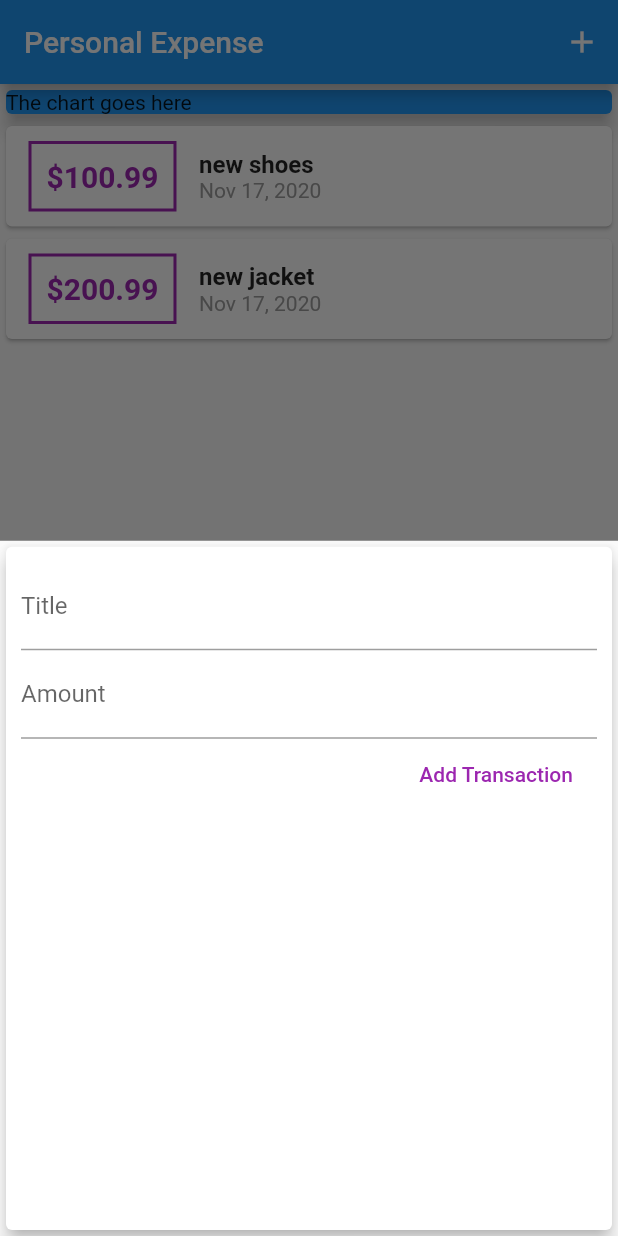
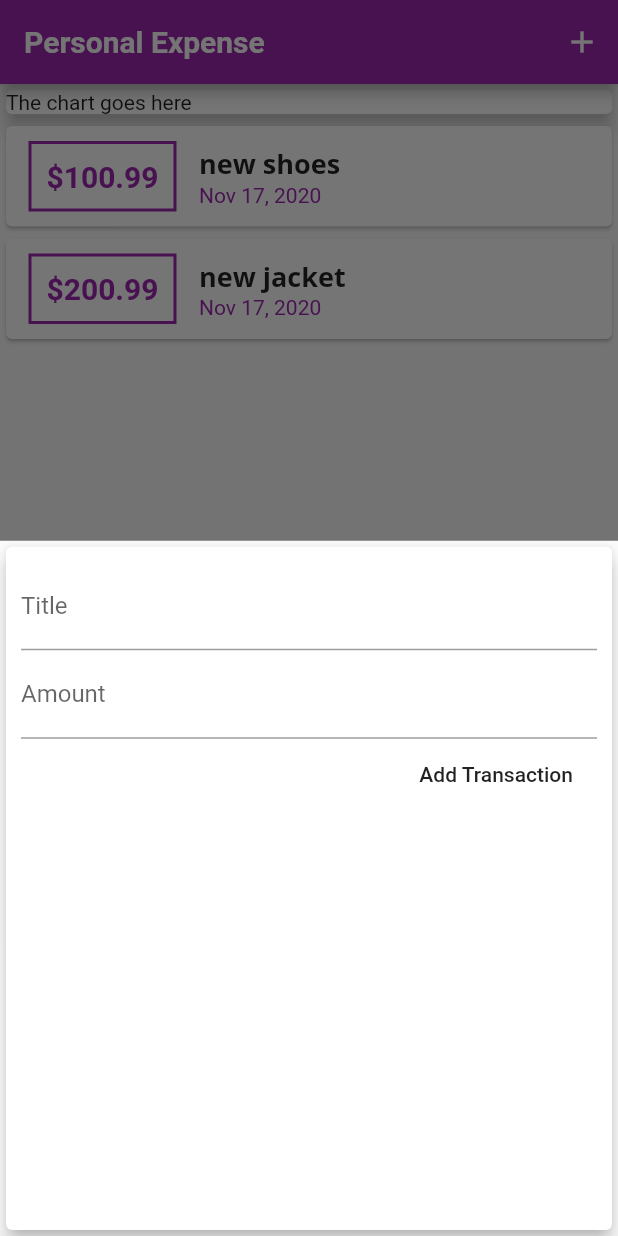
Before and after one commit to RahatIbnRafiq/FlutterProjects, a Flutter app: the screen it shows after launch, after a tap on the "add" icon, on a phone screen of 412 x 824 dp. Run offline on Flutter 3.47's test engine with Material 2 defaults, Android fonts, the light colour scheme and no system bars; Roboto replaces fonts that are missing (OepnSans).

Commit message:
adding text themes

```diff
--- a/personal_expense/lib/main.dart
+++ b/personal_expense/lib/main.dart
@@ -13,6 +13,26 @@ class MyApp extends StatelessWidget {
   Widget build(BuildContext context) {
     return MaterialApp(
       title: 'Flutter App',
+      theme: ThemeData(
+        primarySwatch: Colors.purple,
+        accentColor: Colors.amber,
+        fontFamily: 'Quicksand',
+        textTheme: ThemeData.light().textTheme.copyWith(
+              title: TextStyle(
+                fontFamily: 'OpenSans',
+                fontWeight: FontWeight.bold,
+                fontSize: 18,
+              ),
+            ),
+        appBarTheme: AppBarTheme(
+            textTheme: ThemeData.light().textTheme.copyWith(
+                  title: TextStyle(
+                    fontFamily: 'OepnSans',
+                    fontSize: 20,
+                    fontWeight: FontWeight.bold,
+                  ),
+                )),
+      ),
       home: MyHomePage(),
     );
   }
@@ -73,7 +93,6 @@ class _MyHomePageState extends State<MyHomePage> {
           crossAxisAlignment: CrossAxisAlignment.stretch,
           children: [
             Card(
-              color: Colors.blue,
               child: Container(
                   width: double.infinity, child: Text("The chart goes here")),
               elevation: 5,
--- a/personal_expense/lib/widgets/new_transaction.dart
+++ b/personal_expense/lib/widgets/new_transaction.dart
@@ -1,11 +1,18 @@
 import 'package:flutter/material.dart';
 
-class NewTransaction extends StatelessWidget {
-  final titleController = TextEditingController();
-  final amountController = TextEditingController();
+class NewTransaction extends StatefulWidget {
   final Function addTransaction;
 
   NewTransaction(this.addTransaction);
+
+  @override
+  _NewTransactionState createState() => _NewTransactionState();
+}
+
+class _NewTransactionState extends State<NewTransaction> {
+  final titleController = TextEditingController();
+
+  final amountController = TextEditingController();
 
   void submitData() {
     final enteredTitle = titleController.text;
@@ -13,7 +20,8 @@ class NewTransaction extends StatelessWidget {
     if (enteredTitle.isEmpty || enteredAmount <= 0) {
       return;
     }
-    addTransaction(enteredTitle, enteredAmount);
+    widget.addTransaction(enteredTitle, enteredAmount);
+    Navigator.of(context).pop();
   }
 
   @override
@@ -32,13 +40,13 @@ class NewTransaction extends StatelessWidget {
             ),
             TextField(
               decoration: InputDecoration(labelText: 'Amount'),
+              keyboardType: TextInputType.number,
               controller: amountController,
               onSubmitted: (_) => submitData(),
             ),
             FlatButton(
               onPressed: submitData,
               child: Text('Add Transaction'),
-              textColor: Colors.purple,
             ),
           ],
         ),
--- a/personal_expense/lib/widgets/transaction_list.dart
+++ b/personal_expense/lib/widgets/transaction_list.dart
@@ -20,28 +20,26 @@ class TransactionList extends StatelessWidget {
                 Container(
                     margin: EdgeInsets.symmetric(vertical: 10, horizontal: 15),
                     decoration: BoxDecoration(
-                        border: Border.all(color: Colors.purple, width: 2)),
+                        border: Border.all(
+                            color: Theme.of(context).primaryColor, width: 2)),
                     padding: EdgeInsets.all(10),
                     child: Text(
                       '\$${transactions[index].amount.toStringAsFixed(2)}',
                       style: TextStyle(
                           fontWeight: FontWeight.bold,
                           fontSize: 20,
-                          color: Colors.purple),
+                          color: Theme.of(context).primaryColor),
                     )),
                 Column(
                   crossAxisAlignment: CrossAxisAlignment.start,
                   children: [
                     Text(
                       transactions[index].title,
-                      style: TextStyle(
-                        fontWeight: FontWeight.bold,
-                        fontSize: 16,
-                      ),
+                      style: Theme.of(context).textTheme.title,
                     ),
                     Text(
                       DateFormat.yMMMd().format(transactions[index].date),
-                      style: TextStyle(color: Colors.grey),
+                      style: TextStyle(color: Theme.of(context).primaryColor),
                     )
                   ],
                 )
```
Also changed, not shown: personal_expense/pubspec.yaml (+13 -11 lines).
